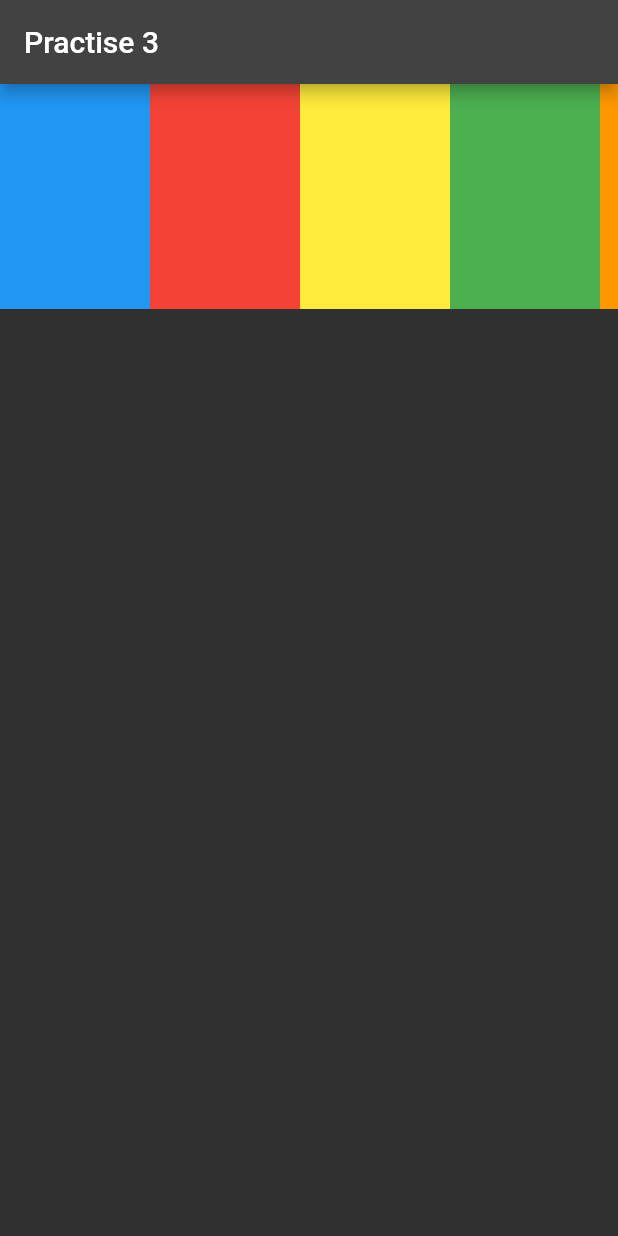
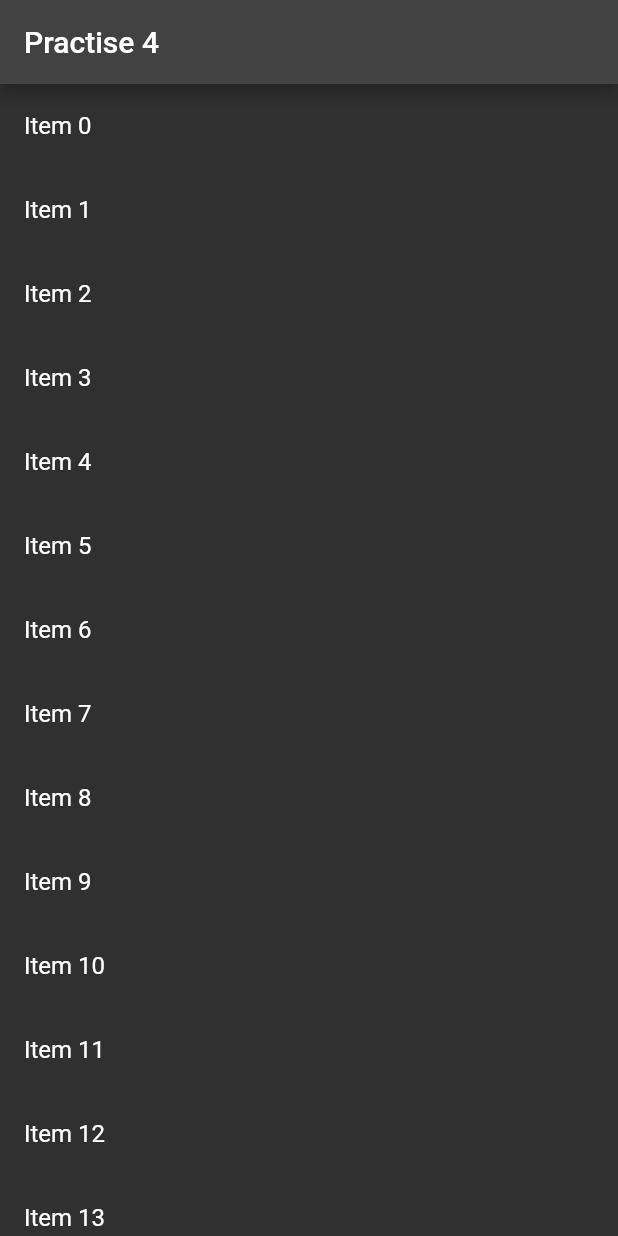
Before and after one commit to ImanAdithya/Flutter, a Flutter app: the screen it shows after launch, on a phone screen of 412 x 824 dp. Run offline on Flutter 3.47's test engine with Material 2 defaults, Android fonts, the light colour scheme and no system bars; our stand-ins replace device_preview.

Commit message:
added listviews

```diff
--- a/eight_project/lib/main.dart
+++ b/eight_project/lib/main.dart
@@ -1,5 +1,6 @@
 import 'package:eight_project/practise_2.dart';
 import 'package:eight_project/practise_3.dart';
+import 'package:eight_project/practise_4.dart';
 import 'package:flutter/material.dart';
 import 'package:device_preview/device_preview.dart';
 
@@ -23,7 +24,7 @@
       ),
       // home: MyHomePage(title: 'Flutter Demo Home Page'),
       //home: Practise_2(),
-      home: Practise_3(),
+      home: Practise_4(),
     );
   }
 }
--- /dev/null
+++ b/eight_project/lib/practise_4.dart
@@ -0,0 +1,30 @@
+import 'package:flutter/material.dart';
+
+
+class Practise_4 extends StatefulWidget {
+  @override
+  State<Practise_4> createState() => _Practise_4();
+}
+
+class _Practise_4 extends State<Practise_4> {
+
+  var items=List<String>.generate(100, (index) => 'Item $index');
+
+  @override
+  Widget build(BuildContext context) {
+    return Scaffold(
+      appBar: AppBar(
+        title: Text("Practise 4"),
+      ),
+
+      body: ListView.builder(
+          itemCount:items.length,
+          itemBuilder: (context,index){//more list view mechanism //memoery concisume
+            return ListTile(
+              title: Text(items[index]),
+            );
+          }
+      ),
+    );
+  }
+}
```
